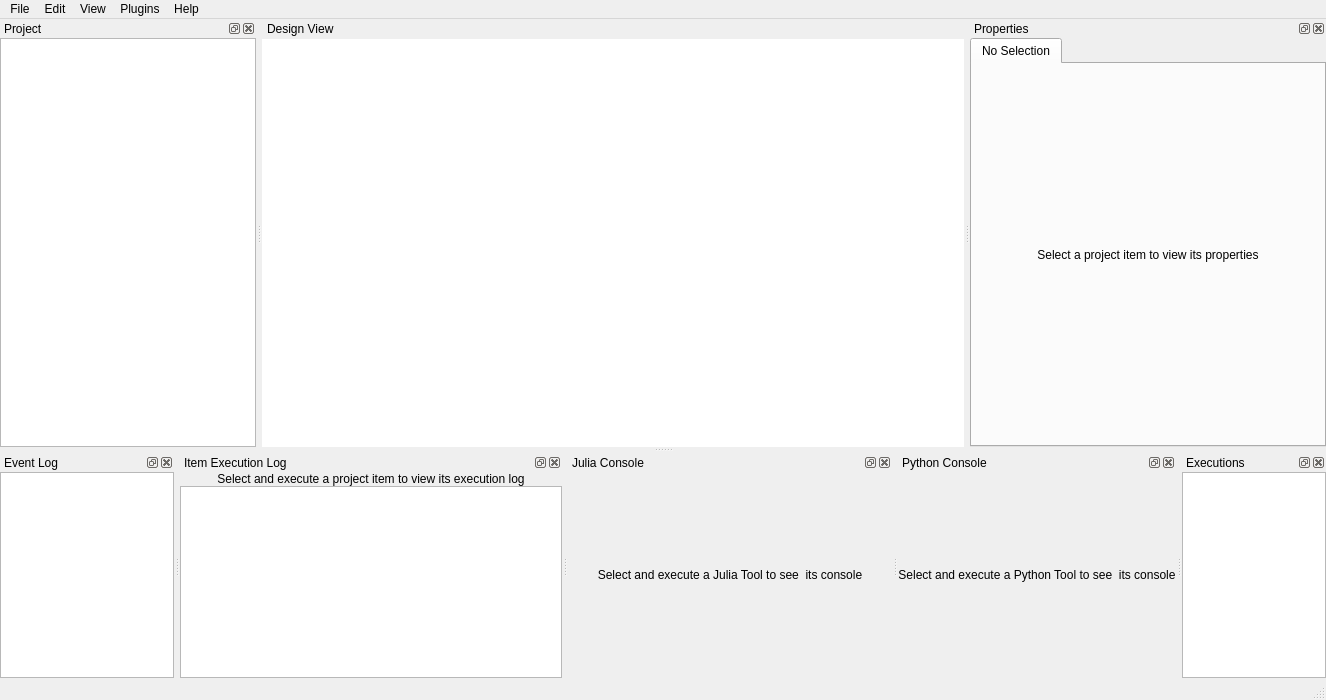
First picture: the form in spinetoolbox/ui/mainwindow.ui, repository spine-tools/Spine-Toolbox, before the edit.
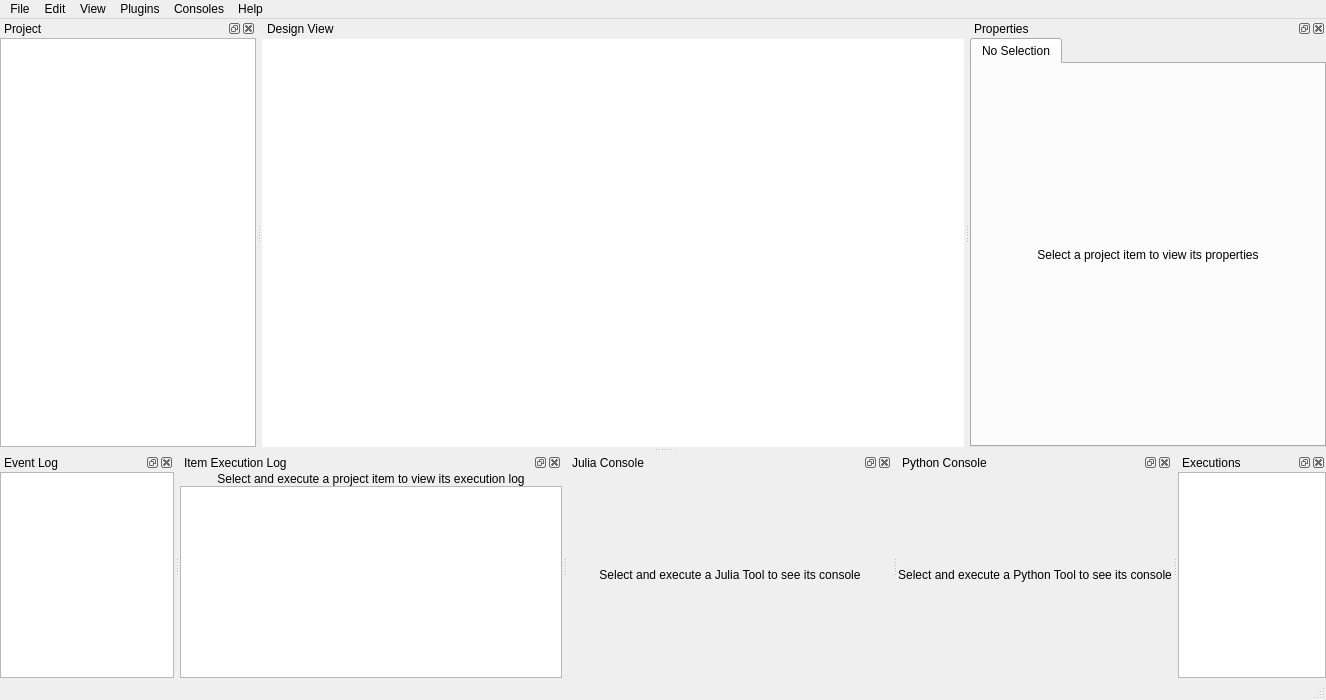
Second picture: the form after the edit. Icons and pictures are not drawn. Custom widgets are drawn as their Qt base class.

Commit message:
You can not start a separate Python and Julia Console that is not connected to any project item
Issue #1264

```diff
--- a/spinetoolbox/ui/mainwindow.ui
+++ b/spinetoolbox/ui/mainwindow.ui
@@ -133,7 +133,7 @@
      <x>0</x>
      <y>0</y>
      <width>1326</width>
-     <height>27</height>
+     <height>21</height>
     </rect>
    </property>
    <property name="nativeMenuBar">
@@ -211,10 +211,18 @@
     <addaction name="separator"/>
     <addaction name="actionCreate_plugin"/>
    </widget>
+   <widget class="QMenu" name="menuConsoles">
+    <property name="title">
+     <string>Consoles</string>
+    </property>
+    <addaction name="actionStartPythonConsole"/>
+    <addaction name="actionStartJuliaConsole"/>
+   </widget>
    <addaction name="menuFile"/>
    <addaction name="menuEdit"/>
    <addaction name="menuView"/>
    <addaction name="menuPlugins"/>
+   <addaction name="menuConsoles"/>
    <addaction name="menuHelp"/>
   </widget>
   <widget class="QStatusBar" name="statusbar"/>
@@ -463,7 +471,7 @@
      <item>
       <widget class="QLabel" name="label_no_julia_console">
        <property name="text">
-        <string>Select and execute a Julia Tool to see  its console</string>
+        <string>Select and execute a Julia Tool to see its console</string>
        </property>
        <property name="alignment">
         <set>Qt::AlignCenter</set>
@@ -573,7 +581,7 @@
      <item>
       <widget class="QLabel" name="label_no_python_console">
        <property name="text">
-        <string>Select and execute a Python Tool to see  its console</string>
+        <string>Select and execute a Python Tool to see its console</string>
        </property>
        <property name="alignment">
         <set>Qt::AlignCenter</set>
```
Left out of the diff: 22 changed lines with no effect on the pictures. The commit also changes 26 other files.
